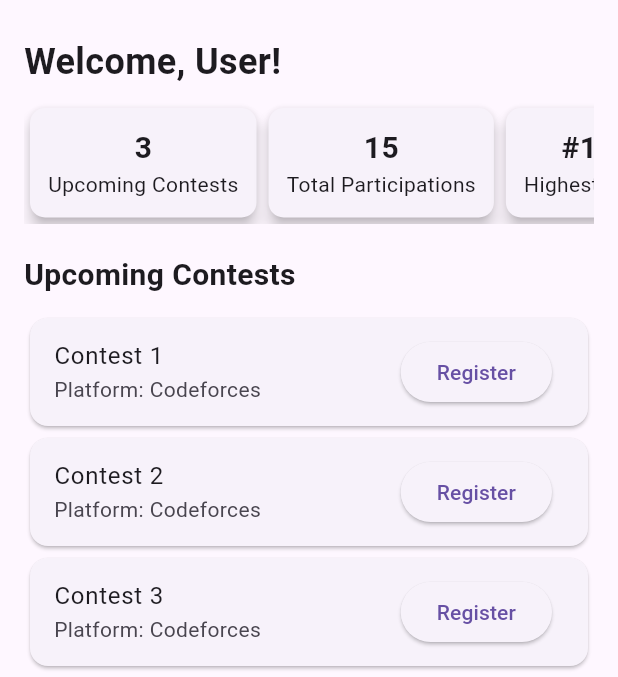
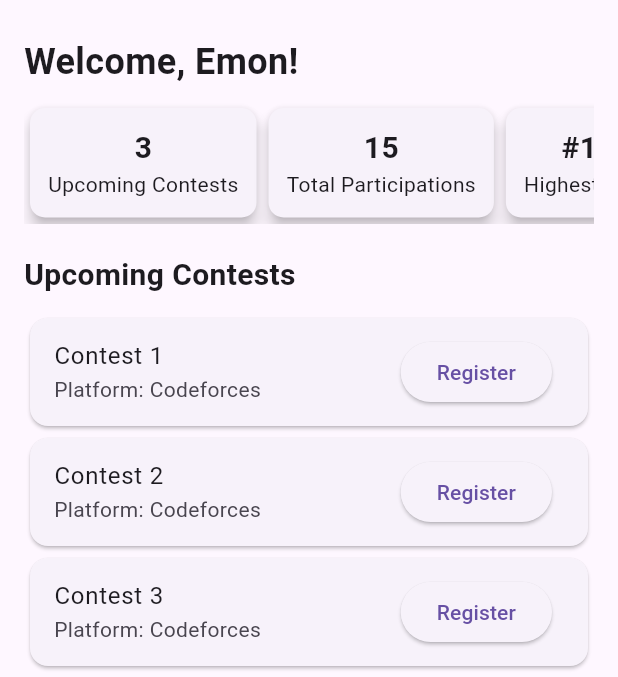
Before and after one commit to Samia-Tabassum/Code-Champ, a Flutter app: the screen it shows after launch, on a phone screen of 412 x 824 dp, the part 72-749 px from its top. Run offline on Flutter 3.47's test engine with Material 3 defaults, Android fonts, the phone set to English and light mode, and no system bars; our stand-ins replace get.

Commit message:
Home,Forgot pass

```diff
--- a/lib/home.dart
+++ b/lib/home.dart
@@ -24,10 +24,8 @@ class HomePage extends StatelessWidget {
         selectedItemColor: Colors.blue,
         unselectedItemColor: Colors.grey,
         onTap: (index) {
-          // Handle navigation based on the index
           switch (index) {
             case 0:
-            // Navigate to Home (current page)
               break;
             case 1:
               Navigator.push(
@@ -68,7 +66,7 @@ class HomePage extends StatelessWidget {
           child: Column(
             crossAxisAlignment: CrossAxisAlignment.start,
             children: [
-              Text("Welcome, User!", style: TextStyle(fontSize: 24, fontWeight: FontWeight.bold)),
+              Text("Welcome, Emon!", style: TextStyle(fontSize: 24, fontWeight: FontWeight.bold)),
               SizedBox(height: 10),
               SingleChildScrollView(
                 scrollDirection: Axis.horizontal,
```
